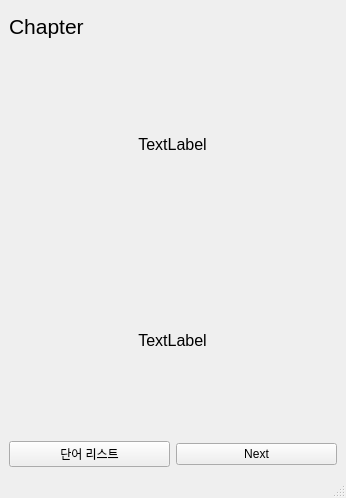
This is wrp_word.ui in zinzin68/WRP as Qt 5 draws it before an edit. The edited form follows.
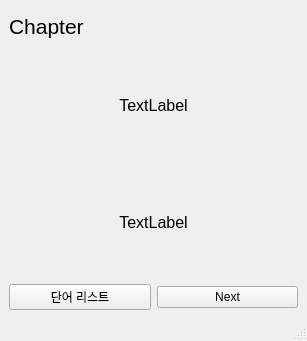
This is the edited form. Icons and pictures are not drawn.

```diff
--- a/wrp_word.ui
+++ b/wrp_word.ui
@@ -6,13 +6,16 @@
    <rect>
     <x>0</x>
     <y>0</y>
-    <width>346</width>
-    <height>498</height>
+    <width>307</width>
+    <height>341</height>
    </rect>
   </property>
   <property name="windowTitle">
    <string>MainWindow</string>
   </property>
+  <property name="styleSheet">
+   <string notr="true">background-image: url(:/back/images/bgcolor.png);</string>
+  </property>
   <widget class="QWidget" name="centralwidget">
    <layout class="QGridLayout" name="gridLayout">
     <item row="3" column="0" alignment="Qt::AlignHCenter|Qt::AlignVCenter">
```
Left out of the diff: 4 changed lines with no effect on the pictures.
